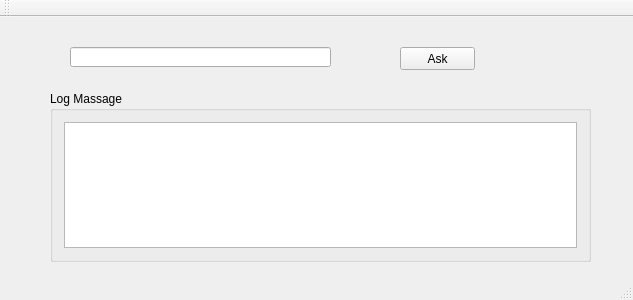
Qt form mainwindow.ui (TripletESR/Omron_PID) before a commit.
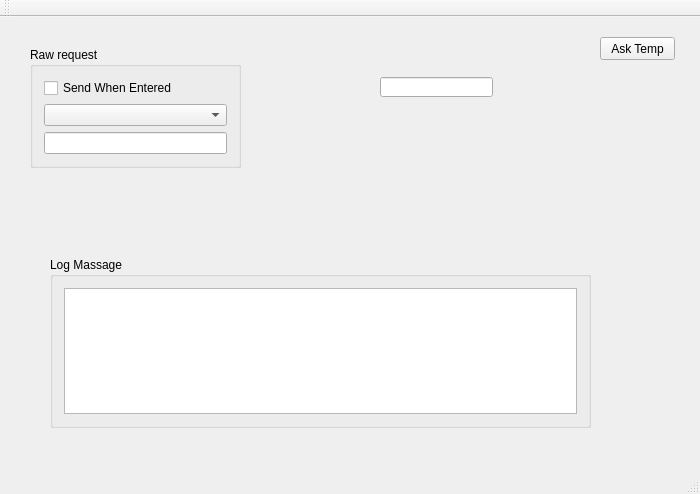
The same form after that commit.

```diff
--- a/mainwindow.ui
+++ b/mainwindow.ui
@@ -6,8 +6,8 @@
    <rect>
     <x>0</x>
     <y>0</y>
-    <width>633</width>
-    <height>300</height>
+    <width>700</width>
+    <height>494</height>
    </rect>
   </property>
   <property name="windowTitle">
@@ -18,7 +18,7 @@
     <property name="geometry">
      <rect>
       <x>50</x>
-      <y>74</y>
+      <y>240</y>
       <width>541</width>
       <height>171</height>
      </rect>
@@ -32,29 +32,57 @@
      </item>
     </layout>
    </widget>
-   <widget class="QLineEdit" name="lineEdit_Cmd">
-    <property name="geometry">
-     <rect>
-      <x>70</x>
-      <y>30</y>
-      <width>261</width>
-      <height>20</height>
-     </rect>
-    </property>
-   </widget>
    <widget class="QPushButton" name="pushButton_Ask">
     <property name="geometry">
      <rect>
-      <x>400</x>
-      <y>30</y>
+      <x>600</x>
+      <y>20</y>
       <width>75</width>
       <height>23</height>
      </rect>
     </property>
     <property name="text">
-     <string>Ask</string>
+     <string>Ask Temp</string>
     </property>
    </widget>
+   <widget class="QLineEdit" name="lineEdit_Address">
+    <property name="geometry">
+     <rect>
+      <x>380</x>
+      <y>60</y>
+      <width>113</width>
+      <height>20</height>
+     </rect>
+    </property>
+   </widget>
+   <widget class="QGroupBox" name="groupBox_2">
+    <property name="geometry">
+     <rect>
+      <x>30</x>
+      <y>30</y>
+      <width>211</width>
+      <height>121</height>
+     </rect>
+    </property>
+    <property name="title">
+     <string>Raw request</string>
+    </property>
+    <layout class="QGridLayout" name="gridLayout_2">
+     <item row="2" column="0">
+      <widget class="QLineEdit" name="lineEdit_Cmd"/>
+     </item>
+     <item row="1" column="0">
+      <widget class="QComboBox" name="comboBox_Func"/>
+     </item>
+     <item row="0" column="0">
+      <widget class="QCheckBox" name="checkBox_EnableSend">
+       <property name="text">
+        <string>Send When Entered</string>
+       </property>
+      </widget>
+     </item>
+    </layout>
+   </widget>
   </widget>
   <widget class="QMenuBar" name="menuBar">
    <property name="geometry">
```
Left out of the diff: 2 changed lines with no effect on the pictures.
